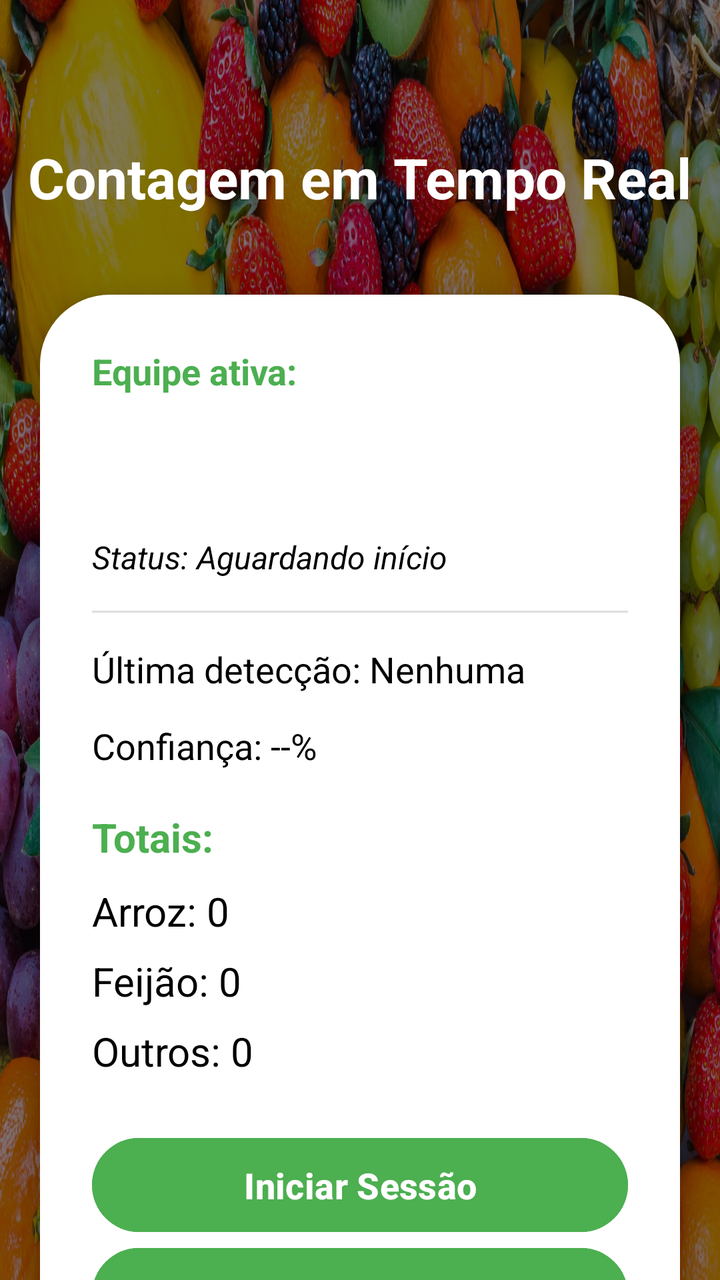
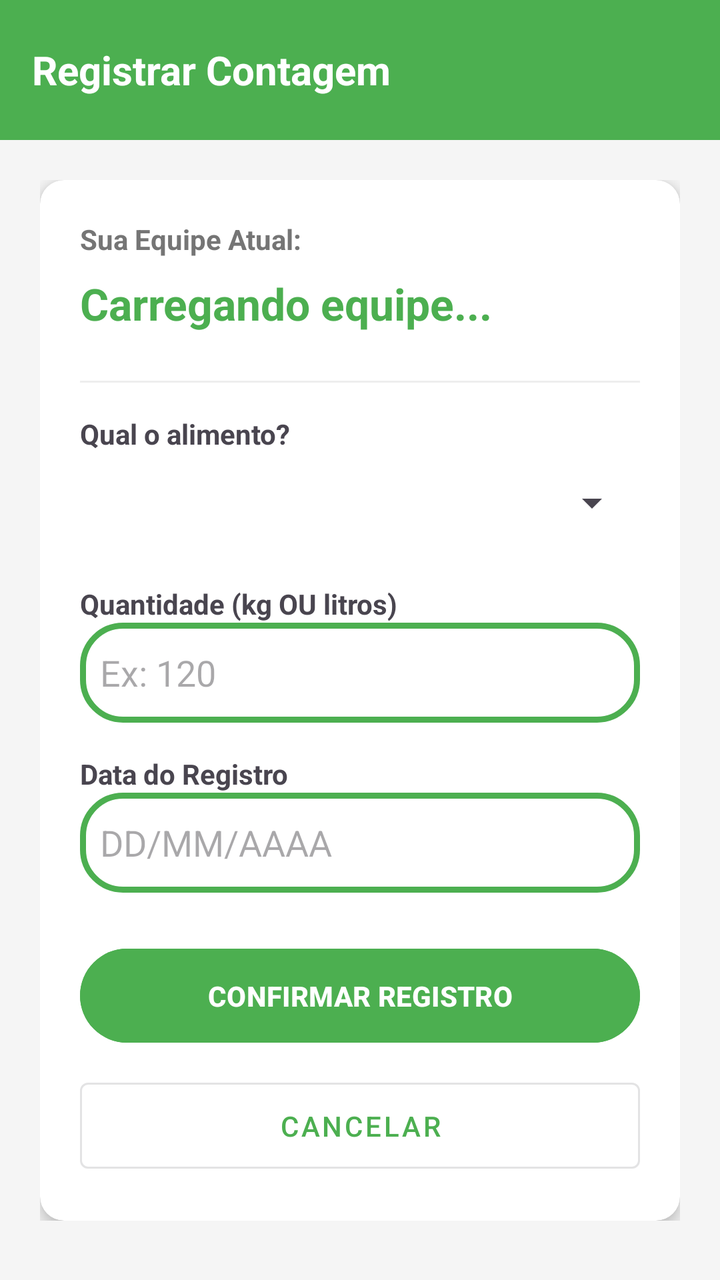

Before-and-after screenshots of an Android layout around one commit, followed by the original layout XML and the change that was made.
<!-- AndroidManifest.xml: application theme Theme.LEContagem -->
<!-- res/layout/contagem.xml -->
<?xml version="1.0" encoding="utf-8"?>
<androidx.constraintlayout.widget.ConstraintLayout
    xmlns:android="http://schemas.android.com/apk/res/android"
    xmlns:app="http://schemas.android.com/apk/res-auto"
    android:layout_width="match_parent"
    android:layout_height="match_parent"
    android:background="@drawable/fundo_login">

    
    <View
        android:layout_width="match_parent"
        android:layout_height="match_parent"
        android:background="#80000000" />

    
    <TextView
        android:id="@+id/txtContagemTitulo"
        android:layout_width="wrap_content"
        android:layout_height="wrap_content"
        android:layout_marginTop="70dp"
        android:text="Contagem em Tempo Real"
        android:textColor="#FFFFFF"
        android:textSize="28sp"
        android:textStyle="bold"
        app:layout_constraintTop_toTopOf="parent"
        app:layout_constraintStart_toStartOf="parent"
        app:layout_constraintEnd_toEndOf="parent"/>

    
    <LinearLayout
        android:id="@+id/cardContagem"
        android:layout_width="0dp"
        android:layout_height="wrap_content"
        android:orientation="vertical"
        android:padding="26dp"
        android:background="@drawable/card_branco"
        android:layout_marginTop="40dp"
        android:layout_marginHorizontal="20dp"
        android:elevation="7dp"
        app:layout_constraintTop_toBottomOf="@id/txtContagemTitulo"
        app:layout_constraintStart_toStartOf="parent"
        app:layout_constraintEnd_toEndOf="parent">

        
        <TextView
            android:layout_width="wrap_content"
            android:layout_height="wrap_content"
            android:text="Equipe ativa:"
            android:textColor="#4CAF50"
            android:textSize="18sp"
            android:textStyle="bold"/>

        <Spinner
            android:id="@+id/spinnerEquipe"
            android:layout_width="327dp"
            android:layout_height="48dp"
            android:layout_marginTop="6dp"
            android:padding="6dp" />

        
        <TextView
            android:id="@+id/txtStatusSessao"
            android:layout_width="wrap_content"
            android:layout_height="wrap_content"
            android:text="Status: Aguardando início"
            android:textColor="#000000"
            android:textSize="16sp"
            android:layout_marginTop="16dp"
            android:textStyle="italic"/>

        
        <View
            android:layout_width="match_parent"
            android:layout_height="1dp"
            android:layout_marginVertical="16dp"
            android:background="#DDDDDD"/>

        
        <TextView
            android:id="@+id/txtUltimaDeteccao"
            android:layout_width="wrap_content"
            android:layout_height="wrap_content"
            android:text="Última detecção: Nenhuma"
            android:textColor="#000000"
            android:textSize="18sp"
            android:layout_marginBottom="14dp"/>

        
        <TextView
            android:id="@+id/txtConfianca"
            android:layout_width="wrap_content"
            android:layout_height="wrap_content"
            android:text="Confiança: --%"
            android:textColor="#000000"
            android:textSize="18sp"
            android:layout_marginBottom="20dp"/>

        
        <TextView
            android:id="@+id/txtTotais"
            android:layout_width="wrap_content"
            android:layout_height="wrap_content"
            android:text="Totais:"
            android:textSize="20sp"
            android:textStyle="bold"
            android:textColor="#4CAF50"
            android:layout_marginBottom="10dp"/>

        <TextView
            android:id="@+id/txtArroz"
            android:layout_width="wrap_content"
            android:layout_height="wrap_content"
            android:text="Arroz: 0"
            android:textColor="#000000"
            android:textSize="20sp"
            android:layout_marginBottom="8dp"/>

        <TextView
            android:id="@+id/txtFeijao"
            android:layout_width="wrap_content"
            android:layout_height="wrap_content"
            android:text="Feijão: 0"
            android:textColor="#000000"
            android:textSize="20sp"
            android:layout_marginBottom="8dp"/>

        <TextView
            android:id="@+id/txtOutros"
            android:layout_width="wrap_content"
            android:layout_height="wrap_content"
            android:text="Outros: 0"
            android:textColor="#000000"
            android:textSize="20sp"/>

        
        <Button
            android:id="@+id/btnIniciarEncerrar"
            android:layout_width="match_parent"
            android:layout_height="55dp"
            android:layout_marginTop="26dp"
            android:text="Iniciar Sessão"
            android:textColor="#FFFFFF"
            android:textStyle="bold"
            android:textSize="18sp"
            android:backgroundTint="#4CAF50"

        />
        <Button
            android:id="@+id/btnVoltarHome"
            android:layout_width="match_parent"
            android:layout_height="55dp"
            android:text="Voltar para Home"
            android:textSize="18sp"
            android:textColor="#FFFFFF"
            android:backgroundTint="#4CAF50" />

    </LinearLayout>

</androidx.constraintlayout.widget.ConstraintLayout>
<!-- resources referenced by this layout -->
<resources>
  <!-- drawable card_branco (drawable) -->
  <shape xmlns:android="http://schemas.android.com/apk/res/android">
      <solid android:color="#FFFFFF"/>
      <corners android:radius="35dp"/>
  </shape>
  <!-- drawable fundo_login: jpg bitmap (drawable, 900372 bytes) -->
  <style name="Theme.LEContagem" parent="Base.Theme.LEContagem" />
  <style name="Base.Theme.LEContagem" parent="Theme.Material3.DayNight.NoActionBar">
          
          
      </style>
</resources>

<!-- the commit's change to res/layout/contagem.xml (unified diff, before → after) -->
@@ -4,156 +4,123 @@
     xmlns:app="http://schemas.android.com/apk/res-auto"
     android:layout_width="match_parent"
     android:layout_height="match_parent"
-    android:background="@drawable/fundo_login">
+    android:background="#F5F5F5">
 
-    
-    <View
+    <LinearLayout
+        android:id="@+id/topBarContagem"
         android:layout_width="match_parent"
-        android:layout_height="match_parent"
-        android:background="#80000000" />
+        android:layout_height="70dp"
+        android:background="#4CAF50"
+        android:gravity="center_vertical"
+        android:paddingHorizontal="16dp"
+        app:layout_constraintTop_toTopOf="parent">
 
-    
-    <TextView
-        android:id="@+id/txtContagemTitulo"
-        android:layout_width="wrap_content"
-        android:layout_height="wrap_content"
-        android:layout_marginTop="70dp"
-        android:text="Contagem em Tempo Real"
-        android:textColor="#FFFFFF"
-        android:textSize="28sp"
-        android:textStyle="bold"
-        app:layout_constraintTop_toTopOf="parent"
-        app:layout_constraintStart_toStartOf="parent"
-        app:layout_constraintEnd_toEndOf="parent"/>
-
-    
-    <LinearLayout
-        android:id="@+id/cardContagem"
-        android:layout_width="0dp"
-        android:layout_height="wrap_content"
-        android:orientation="vertical"
-        android:padding="26dp"
-        android:background="@drawable/card_branco"
-        android:layout_marginTop="40dp"
-        android:layout_marginHorizontal="20dp"
-        android:elevation="7dp"
-        app:layout_constraintTop_toBottomOf="@id/txtContagemTitulo"
-        app:layout_constraintStart_toStartOf="parent"
-        app:layout_constraintEnd_toEndOf="parent">
-
-        
         <TextView
             android:layout_width="wrap_content"
             android:layout_height="wrap_content"
-            android:text="Equipe ativa:"
-            android:textColor="#4CAF50"
-            android:textSize="18sp"
-            android:textStyle="bold"/>
-
-        <Spinner
-            android:id="@+id/spinnerEquipe"
-            android:layout_width="327dp"
-            android:layout_height="48dp"
-            android:layout_marginTop="6dp"
-            android:padding="6dp" />
-
-        
-        <TextView
-            android:id="@+id/txtStatusSessao"
-            android:layout_width="wrap_content"
-            android:layout_height="wrap_content"
-            android:text="Status: Aguardando início"
-            android:textColor="#000000"
-            android:textSize="16sp"
-            android:layout_marginTop="16dp"
-            android:textStyle="italic"/>
-
-        
-        <View
-            android:layout_width="match_parent"
-            android:layout_height="1dp"
-            android:layout_marginVertical="16dp"
-            android:background="#DDDDDD"/>
-
-        
-        <TextView
-            android:id="@+id/txtUltimaDeteccao"
-            android:layout_width="wrap_content"
-            android:layout_height="wrap_content"
-            android:text="Última detecção: Nenhuma"
-            android:textColor="#000000"
-            android:textSize="18sp"
-            android:layout_marginBottom="14dp"/>
-
-        
-        <TextView
-            android:id="@+id/txtConfianca"
-            android:layout_width="wrap_content"
-            android:layout_height="wrap_content"
-            android:text="Confiança: --%"
-            android:textColor="#000000"
-            android:textSize="18sp"
-            android:layout_marginBottom="20dp"/>
-
-        
-        <TextView
-            android:id="@+id/txtTotais"
-            android:layout_width="wrap_content"
-            android:layout_height="wrap_content"
-            android:text="Totais:"
+            android:text="Registrar Contagem"
+            android:textColor="#FFFFFF"
             android:textSize="20sp"
-            android:textStyle="bold"
-            android:textColor="#4CAF50"
-            android:layout_marginBottom="10dp"/>
-
-        <TextView
-            android:id="@+id/txtArroz"
-            android:layout_width="wrap_content"
-            android:layout_height="wrap_content"
-            android:text="Arroz: 0"
-            android:textColor="#000000"
-            android:textSize="20sp"
-            android:layout_marginBottom="8dp"/>
-
-        <TextView
-            android:id="@+id/txtFeijao"
-            android:layout_width="wrap_content"
-            android:layout_height="wrap_content"
-            android:text="Feijão: 0"
-            android:textColor="#000000"
-            android:textSize="20sp"
-            android:layout_marginBottom="8dp"/>
-
-        <TextView
-            android:id="@+id/txtOutros"
-            android:layout_width="wrap_content"
-            android:layout_height="wrap_content"
-            android:text="Outros: 0"
-            android:textColor="#000000"
-            android:textSize="20sp"/>
-
-        
-        <Button
-            android:id="@+id/btnIniciarEncerrar"
-            android:layout_width="match_parent"
-            android:layout_height="55dp"
-            android:layout_marginTop="26dp"
-            android:text="Iniciar Sessão"
-            android:textColor="#FFFFFF"
-            android:textStyle="bold"
-            android:textSize="18sp"
-            android:backgroundTint="#4CAF50"
-
-        />
-        <Button
-            android:id="@+id/btnVoltarHome"
-            android:layout_width="match_parent"
-            android:layout_height="55dp"
-            android:text="Voltar para Home"
-            android:textSize="18sp"
-            android:textColor="#FFFFFF"
-            android:backgroundTint="#4CAF50" />
-
+            android:textStyle="bold" />
     </LinearLayout>
 
+    <ScrollView
+        android:layout_width="match_parent"
+        android:layout_height="0dp"
+        app:layout_constraintBottom_toBottomOf="parent"
+        app:layout_constraintTop_toBottomOf="@id/topBarContagem">
+
+        <LinearLayout
+            android:layout_width="match_parent"
+            android:layout_height="wrap_content"
+            android:orientation="vertical"
+            android:padding="20dp">
+
+            <androidx.cardview.widget.CardView
+                android:layout_width="match_parent"
+                android:layout_height="wrap_content"
+                app:cardCornerRadius="12dp"
+                app:cardElevation="4dp">
+
+                <LinearLayout
+                    android:layout_width="match_parent"
+                    android:layout_height="wrap_content"
+                    android:orientation="vertical"
+                    android:padding="20dp">
+
+                    <TextView
+                        android:layout_width="wrap_content"
+                        android:layout_height="wrap_content"
+                        android:text="Sua Equipe Atual:"
+                        android:textColor="#757575"
+                        android:textSize="14sp"
+                        android:textStyle="bold"/>
+
+                    <TextView
+                        android:id="@+id/txtEquipeFixa"
+                        android:layout_width="match_parent"
+                        android:layout_height="wrap_content"
+                        android:text="Carregando equipe..."
+                        android:textColor="#4CAF50"
+                        android:textSize="22sp"
+                        android:paddingVertical="8dp"
+                        android:textStyle="bold"
+                        android:layout_marginBottom="16dp" />
+
+                    <View
+                        android:layout_width="match_parent"
+                        android:layout_height="1dp"
+                        android:background="#EEEEEE"
+                        android:layout_marginBottom="16dp"/>
+
+                    <TextView android:layout_width="wrap_content" android:layout_height="wrap_content" android:text="Qual o alimento?" android:textStyle="bold"/>
+                    <Spinner
+                        android:id="@+id/spinnerAlimentoContagem"
+                        android:layout_width="match_parent"
+                        android:layout_height="50dp"
+                        android:layout_marginBottom="16dp" />
+
+                    <TextView android:layout_width="wrap_content" android:layout_height="wrap_content" android:text="Quantidade (kg OU litros)" android:textStyle="bold"/>
+                    <EditText
+                        android:id="@+id/edtQuantidadeKg"
+                        android:layout_width="match_parent"
+                        android:layout_height="50dp"
+                        android:hint="Ex: 120"
+                        android:inputType="numberDecimal"
+                        android:layout_marginBottom="16dp"
+                        android:padding="10dp"
+                        android:background="@drawable/card_equipes"/>
+
+                    <TextView android:layout_width="wrap_content" android:layout_height="wrap_content" android:text="Data do Registro" android:textStyle="bold"/>
+                    <EditText
+                        android:id="@+id/edtDataContagem"
+                        android:layout_width="match_parent"
+                        android:layout_height="50dp"
+                        android:hint="DD/MM/AAAA"
+                        android:inputType="date"
+                        android:layout_marginBottom="24dp"
+                        android:padding="10dp"
+                        android:background="@drawable/card_equipes"/>
+
+                    <Button
+                        android:id="@+id/btnSalvarContagem"
+                        android:layout_width="match_parent"
+                        android:layout_height="55dp"
+                        android:text="CONFIRMAR REGISTRO"
+                        android:backgroundTint="#4CAF50"
+                        android:textStyle="bold" />
+
+                    <Button
+                        android:id="@+id/btnVoltarContagem"
+                        android:layout_width="match_parent"
+                        android:layout_height="55dp"
+                        android:layout_marginTop="10dp"
+                        android:text="CANCELAR"
+                        android:textColor="#4CAF50"
+                        style="@style/Widget.MaterialComponents.Button.OutlinedButton" />
+
+                </LinearLayout>
+            </androidx.cardview.widget.CardView>
+        </LinearLayout>
+    </ScrollView>
 </androidx.constraintlayout.widget.ConstraintLayout>
<!-- resource entries referenced after the edit -->
@@ -1,11 +1,13 @@
 <!-- resources referenced by this layout -->
 <resources>
-  <!-- drawable card_branco (drawable) -->
+  <!-- drawable card_equipes (drawable) -->
+  <?xml version="1.0" encoding="utf-8"?>
   <shape xmlns:android="http://schemas.android.com/apk/res/android">
       <solid android:color="#FFFFFF"/>
-      <corners android:radius="35dp"/>
+      <corners android:radius="20dp"/>
+      <padding android:left="16dp" android:top="16dp" android:right="16dp" android:bottom="16dp"/>
+      <stroke android:width="3dp" android:color="#4CAF50"/>
   </shape>
-  <!-- drawable fundo_login: jpg bitmap (drawable, 900372 bytes) -->
   <style name="Theme.LEContagem" parent="Base.Theme.LEContagem" />
   <style name="Base.Theme.LEContagem" parent="Theme.Material3.DayNight.NoActionBar">
           
